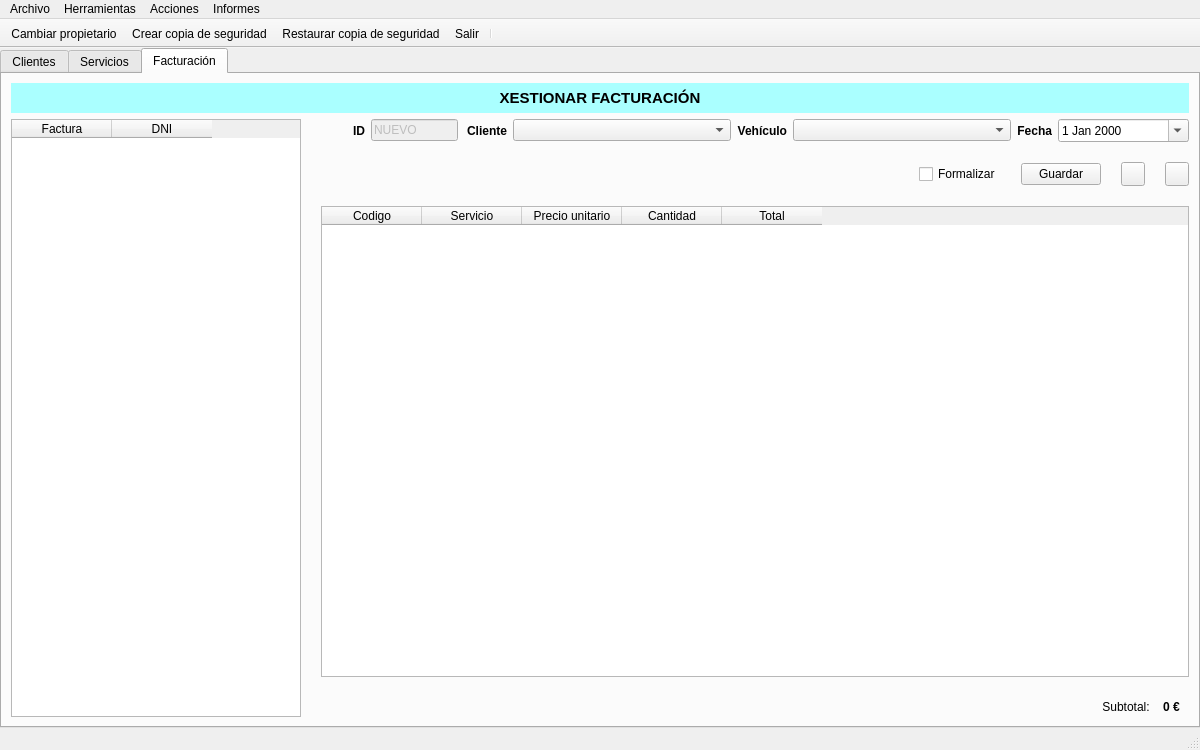
The window that ui/ventMain.ui (arielcostas/dam-di-costasguerrero) describes before a commit, drawn with Qt 5.
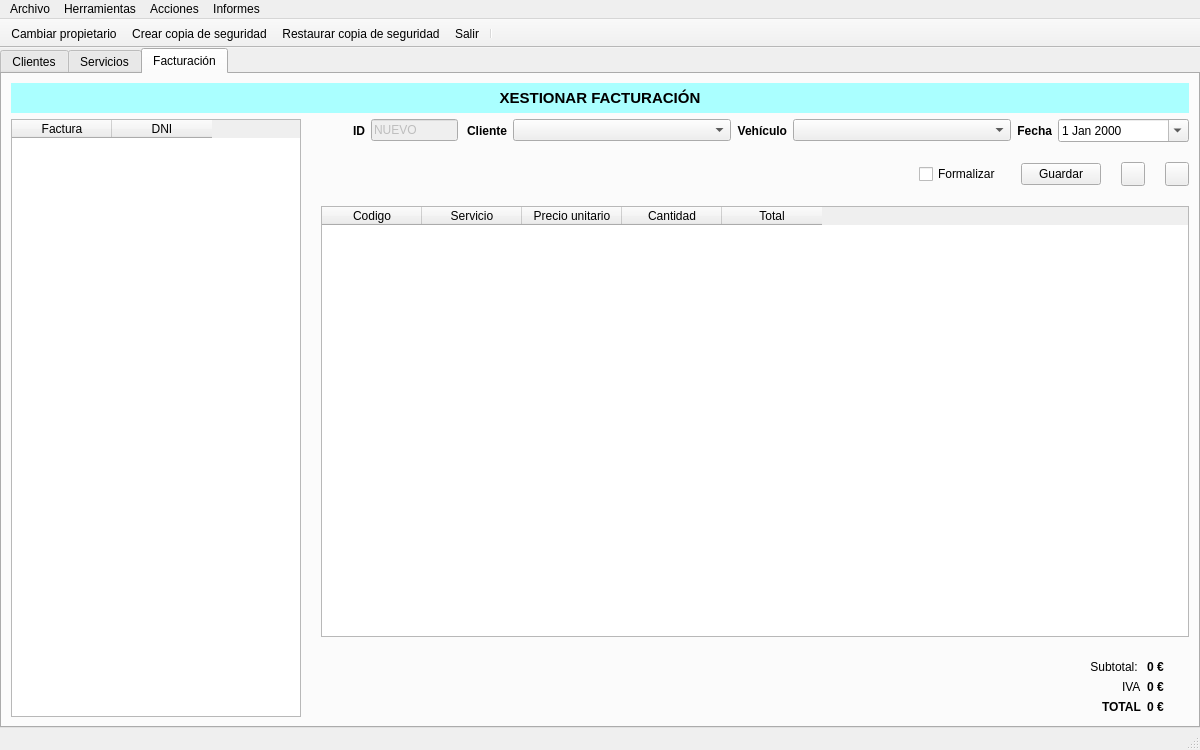
The same window after the commit. Icons and pictures are not drawn.

Diff of the .ui file:
```diff
--- a/ui/ventMain.ui
+++ b/ui/ventMain.ui
@@ -1325,7 +1325,7 @@
              </widget>
             </item>
             <item>
-             <layout class="QVBoxLayout" name="verticalLayout_3">
+             <layout class="QVBoxLayout" name="verticalLayout_3" stretch="1,1,20,1">
               <item>
                <layout class="QHBoxLayout" name="horizontalLayout_4" stretch="1,2,1,5,1,5,0,3">
                 <property name="spacing">
@@ -1546,18 +1546,36 @@
               </item>
               <item>
                <widget class="QWidget" name="widget" native="true">
-                <layout class="QHBoxLayout" name="horizontalLayout_13" stretch="0,0,0">
+                <layout class="QVBoxLayout" name="verticalLayout_5" stretch="16,0,0">
                  <property name="spacing">
-                  <number>10</number>
+                  <number>0</number>
                  </property>
+                 <property name="leftMargin">
+                  <number>0</number>
+                 </property>
                  <property name="topMargin">
                   <number>0</number>
                  </property>
+                 <property name="rightMargin">
+                  <number>0</number>
+                 </property>
                  <property name="bottomMargin">
                   <number>0</number>
                  </property>
                  <item>
-                  <spacer name="horizontalSpacer_18">
+                  <widget class="QWidget" name="widget_2" native="true">
+                   <layout class="QHBoxLayout" name="horizontalLayout_14">
+                    <property name="topMargin">
+                     <number>0</number>
+                    </property>
+                    <property name="rightMargin">
+                     <number>25</number>
+                    </property>
+                    <property name="bottomMargin">
+                     <number>0</number>
+                    </property>
+                    <item>
+                     <spacer name="horizontalSpacer_19">
                    <property name="orientation">
                     <enum>Qt::Horizontal</enum>
                    </property>
@@ -1594,6 +1612,117 @@
                    <property name="text">
                     <string>0 €</string>
                    </property>
+                     </widget>
+                    </item>
+                   </layout>
+                  </widget>
+                 </item>
+                 <item>
+                  <widget class="QWidget" name="widget_3" native="true">
+                   <layout class="QHBoxLayout" name="horizontalLayout_15">
+                    <property name="leftMargin">
+                     <number>9</number>
+                    </property>
+                    <property name="topMargin">
+                     <number>0</number>
+                    </property>
+                    <property name="rightMargin">
+                     <number>25</number>
+                    </property>
+                    <property name="bottomMargin">
+                     <number>0</number>
+                    </property>
+                    <item>
+                     <spacer name="horizontalSpacer_20">
+                      <property name="orientation">
+                       <enum>Qt::Horizontal</enum>
+                      </property>
+                      <property name="sizeHint" stdset="0">
+                       <size>
+                        <width>40</width>
+                        <height>20</height>
+                       </size>
+                      </property>
+                     </spacer>
+                    </item>
+                    <item>
+                     <widget class="QLabel" name="label_6">
+                      <property name="text">
+                       <string>IVA</string>
+                      </property>
+                     </widget>
+                    </item>
+                    <item>
+                     <widget class="QLabel" name="lblSubtotalIva">
+                      <property name="font">
+                       <font>
+                        <bold>true</bold>
+                       </font>
+                      </property>
+                      <property name="text">
+                       <string>0 €</string>
+                      </property>
+                     </widget>
+                    </item>
+                   </layout>
+                  </widget>
+                 </item>
+                 <item>
+                  <widget class="QWidget" name="widget_4" native="true">
+                   <layout class="QHBoxLayout" name="horizontalLayout_16">
+                    <property name="spacing">
+                     <number>6</number>
+                    </property>
+                    <property name="leftMargin">
+                     <number>9</number>
+                    </property>
+                    <property name="topMargin">
+                     <number>0</number>
+                    </property>
+                    <property name="rightMargin">
+                     <number>25</number>
+                    </property>
+                    <property name="bottomMargin">
+                     <number>0</number>
+                    </property>
+                    <item>
+                     <spacer name="horizontalSpacer_18">
+                      <property name="orientation">
+                       <enum>Qt::Horizontal</enum>
+                      </property>
+                      <property name="sizeHint" stdset="0">
+                       <size>
+                        <width>40</width>
+                        <height>20</height>
+                       </size>
+                      </property>
+                     </spacer>
+                    </item>
+                    <item>
+                     <widget class="QLabel" name="label_4">
+                      <property name="font">
+                       <font>
+                        <bold>true</bold>
+                       </font>
+                      </property>
+                      <property name="text">
+                       <string>TOTAL</string>
+                      </property>
+                     </widget>
+                    </item>
+                    <item>
+                     <widget class="QLabel" name="lblSubtotalTotal">
+                      <property name="font">
+                       <font>
+                        <bold>true</bold>
+                       </font>
+                      </property>
+                      <property name="text">
+                       <string>0 €</string>
+                      </property>
+                     </widget>
+                    </item>
+                   </layout>
                   </widget>
                  </item>
                 </layout>
```
Left out of the diff: 2 changed lines with no effect on the pictures. Lines whose indentation alone changed are shown as unchanged.
